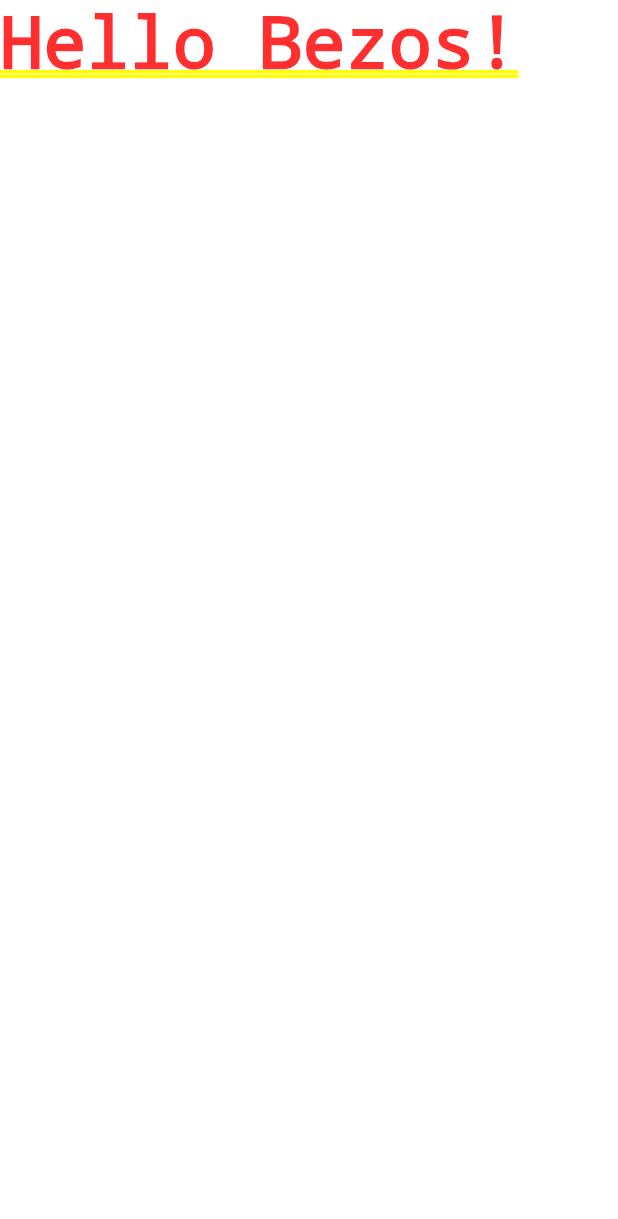
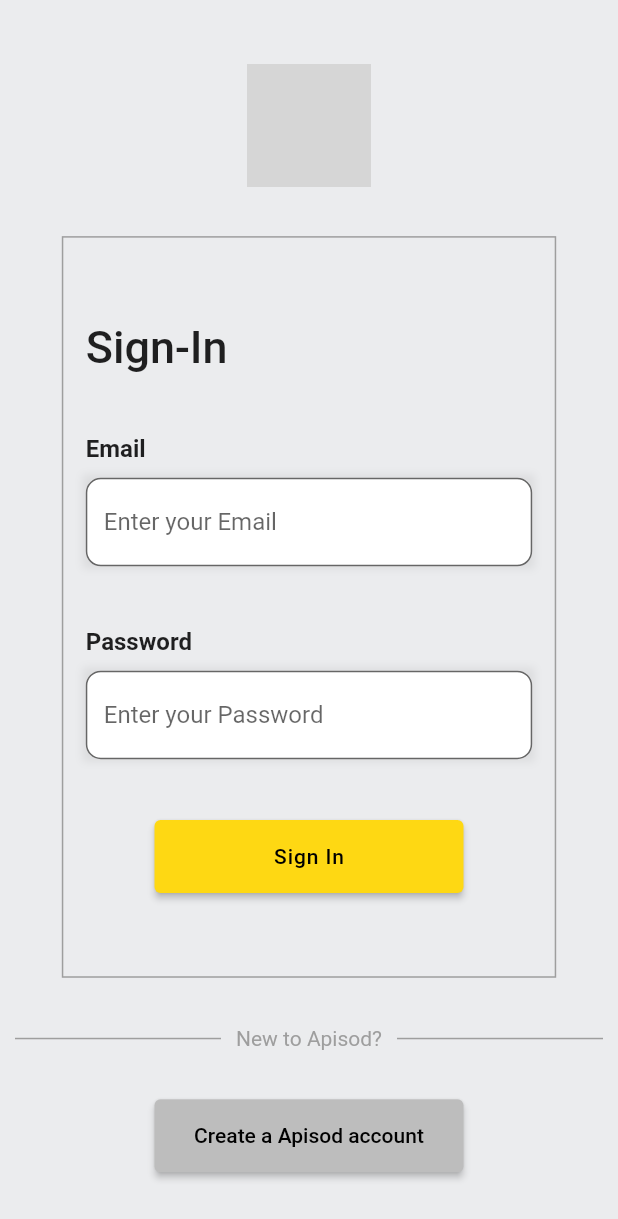
Before and after one commit to awes0m/am-a-clone, a Flutter app: the screen it shows after launch, on a phone screen of 412 x 824 dp. Shown: the top 1219 px of the screen. Run offline on Flutter 3.47's test engine with Material 2 defaults, Android fonts, the light colour scheme and no system bars; network calls fail; grey boxes are pictures that could not be loaded.

Commit message:
Sign in and Sign up design created

```diff
--- a/ama_clone/lib/main.dart
+++ b/ama_clone/lib/main.dart
@@ -1,3 +1,6 @@
+import 'package:ama_clone/screens/sign_in_screen.dart';
+import 'package:ama_clone/screens/sign_up_screen.dart';
+import 'package:ama_clone/utils/color_themes.dart';
 import 'package:flutter/material.dart';
 
 void main() {
@@ -13,10 +16,12 @@
     return MaterialApp(
       title: 'Ama Clone',
       debugShowCheckedModeBanner: false,
-      theme: ThemeData(
-        primarySwatch: Colors.blue,
-      ),
-      home: Text('Hello Bezos!'),
+      theme: ThemeData().copyWith(scaffoldBackgroundColor: backgroundColor),
+      home: const SignInScreen(),
+      routes: {
+        SignInScreen.routeName: (context) => const SignUpScreen(),
+        SignUpScreen.routeName: (context) => const SignUpScreen()
+      },
     );
   }
 }
--- /dev/null
+++ b/ama_clone/lib/screens/sign_in_screen.dart
@@ -0,0 +1,134 @@
+import 'package:ama_clone/screens/sign_up_screen.dart';
+import 'package:ama_clone/utils/color_themes.dart';
+import 'package:ama_clone/utils/constants.dart';
+import 'package:ama_clone/widget/text_field_widget.dart';
+import 'package:flutter/material.dart';
+
+import '../widget/custom_main_button.dart';
+
+class SignInScreen extends StatefulWidget {
+  static const String routeName = '/signIn';
+  const SignInScreen({Key? key}) : super(key: key);
+
+  @override
+  State<SignInScreen> createState() => _SignInScreenState();
+}
+
+class _SignInScreenState extends State<SignInScreen> {
+  TextEditingController emailController = TextEditingController();
+  TextEditingController passwordController = TextEditingController();
+
+  @override
+  void dispose() {
+    emailController.dispose();
+    passwordController.dispose();
+    super.dispose();
+  }
+
+  @override
+  Widget build(BuildContext context) {
+    return Scaffold(
+      body: SingleChildScrollView(
+        child: SizedBox(
+          height: ScrnSizer.screenHeight(),
+          width: ScrnSizer.screenWidth(),
+          child: Padding(
+              padding: const EdgeInsets.symmetric(horizontal: 10, vertical: 10),
+              child: Center(
+                child: Column(
+                  mainAxisAlignment: MainAxisAlignment.spaceEvenly,
+                  crossAxisAlignment: CrossAxisAlignment.center,
+                  children: [
+                    /// Amazon Logo Image
+                    Image.network(
+                      amazonLogo,
+                      height: ScrnSizer.screenHeight() * 0.1,
+                    ),
+
+                    /// TextFields box
+                    Container(
+                      height: ScrnSizer.screenHeight() * 0.6,
+                      width: ScrnSizer.screenWidth() * 0.8,
+                      padding: const EdgeInsets.all(15),
+                      decoration: BoxDecoration(
+                        border: Border.all(color: Colors.grey, width: 1),
+                      ),
+
+                      /// the column contains the text and text fields to Sign in
+                      child: Column(
+                        mainAxisSize: MainAxisSize.min,
+                        mainAxisAlignment: MainAxisAlignment.spaceEvenly,
+                        crossAxisAlignment: CrossAxisAlignment.start,
+                        children: [
+                          /// Sign in text
+                          const Text(
+                            'Sign-In',
+                            style: TextStyle(
+                                fontWeight: FontWeight.w500, fontSize: 30),
+                          ),
+
+                          /// email text field
+                          TextFieldWidget(
+                              controller: emailController,
+                              hintText: "Enter your Email ",
+                              title: 'Email',
+                              obscureText: false),
+
+                          /// password text field
+                          TextFieldWidget(
+                            controller: passwordController,
+                            hintText: "Enter your Password ",
+                            title: 'Password',
+                            obscureText: true,
+                          ),
+
+                          /// sign in button
+                          Align(
+                            alignment: Alignment.center,
+                            child: CustomMainButton(
+                              child: const Text(
+                                'Sign In',
+                                style: TextStyle(
+                                    color: Colors.black, letterSpacing: 0.6),
+                              ),
+                              color: yellowColor,
+                              onPressed: () {},
+                              isLoading: false,
+                            ),
+                          ),
+                        ],
+                      ),
+                    ),
+                    Row(
+                      children: [
+                        Expanded(
+                            child: Container(color: Colors.grey, height: 1)),
+                        const Padding(
+                          padding: EdgeInsets.symmetric(horizontal: 10),
+                          child: Text(
+                            "New to Apisod?",
+                            style: TextStyle(color: Colors.grey),
+                          ),
+                        ),
+                        Expanded(
+                            child: Container(color: Colors.grey, height: 1)),
+                      ],
+                    ),
+                    CustomMainButton(
+                        child: const Text(
+                          "Create a Apisod account",
+                          style: TextStyle(color: Colors.black),
+                        ),
+                        color: Colors.grey[400]!,
+                        isLoading: false,
+                        onPressed: () {
+                          Navigator.pushNamed(context, SignUpScreen.routeName);
+                        })
+                  ],
+                ),
+              )),
+        ),
+      ),
+    );
+  }
+}
--- /dev/null
+++ b/ama_clone/lib/widget/custom_main_button.dart
@@ -0,0 +1,39 @@
+import 'package:ama_clone/utils/color_themes.dart';
+import 'package:ama_clone/utils/constants.dart';
+import 'package:flutter/material.dart';
+
+class CustomMainButton extends StatelessWidget {
+  final Widget child;
+  final Color color;
+  final VoidCallback onPressed;
+  final bool isLoading;
+  const CustomMainButton({
+    Key? key,
+    required this.child,
+    required this.color,
+    required this.onPressed,
+    this.isLoading = false,
+  }) : super(key: key);
+
+  @override
+  Widget build(BuildContext context) {
+    return ElevatedButton(
+      style: ElevatedButton.styleFrom(
+        primary: color,
+        fixedSize:
+            Size(ScrnSizer.screenWidth() * .5, ScrnSizer.screenHeight() * .059),
+      ),
+      child: isLoading
+          ? const Padding(
+              padding: EdgeInsets.symmetric(vertical: 8),
+              child: AspectRatio(
+                aspectRatio: 1 / 1,
+                child: CircularProgressIndicator(
+                  color: backgroundColor,
+                ),
+              ))
+          : child,
+      onPressed: onPressed,
+    );
+  }
+}
--- /dev/null
+++ b/ama_clone/lib/widget/text_field_widget.dart
@@ -0,0 +1,98 @@
+import 'package:flutter/material.dart';
+
+class TextFieldWidget extends StatefulWidget {
+  final String title;
+  final String hintText;
+  final TextEditingController controller;
+  final bool obscureText;
+
+  const TextFieldWidget(
+      {Key? key,
+      required this.title,
+      required this.hintText,
+      required this.controller,
+      this.obscureText = false})
+      : super(key: key);
+
+  @override
+  State<TextFieldWidget> createState() => _TextFieldWidgetState();
+}
+
+class _TextFieldWidgetState extends State<TextFieldWidget> {
+  /// keeps track of the mouse focus on the text field
+  late FocusNode focusNode;
+  bool isFocused = false;
+
+  @override
+  void initState() {
+    super.initState();
+    focusNode = FocusNode();
+
+    /// listen to the focus change and update the state
+    focusNode.addListener(() {
+      if (focusNode.hasFocus) {
+        setState(() {
+          isFocused = true;
+        });
+      } else {
+        setState(() {
+          isFocused = false;
+        });
+      }
+    });
+  }
+
+  @override
+  Widget build(BuildContext context) {
+    return Column(
+      mainAxisSize: MainAxisSize.min,
+      crossAxisAlignment: CrossAxisAlignment.start,
+      children: [
+        /// Title text
+        Padding(
+          padding: const EdgeInsets.only(bottom: 10.0),
+          child: Text(
+            widget.title,
+            style: const TextStyle(
+              fontWeight: FontWeight.bold,
+              fontSize: 16,
+            ),
+          ),
+        ),
+
+        /// Text field
+        Container(
+            decoration: BoxDecoration(boxShadow: [
+              isFocused
+                  ? BoxShadow(
+                      color: Colors.orange.withOpacity(0.4),
+                      blurRadius: 7,
+                      spreadRadius: 2,
+                    )
+                  : BoxShadow(
+                      color: Colors.grey.withOpacity(0.2),
+                      blurRadius: 4,
+                      spreadRadius: 2,
+                    )
+            ]),
+            child: TextField(
+              focusNode: focusNode,
+              obscureText: widget.obscureText,
+              controller: widget.controller,
+              maxLines: 1,
+              decoration: InputDecoration(
+                fillColor: Colors.white,
+                filled: true,
+                hintText: widget.hintText,
+                border: const OutlineInputBorder(
+                  borderRadius: BorderRadius.all(Radius.circular(10)),
+                  borderSide: BorderSide(color: Colors.grey, width: 1),
+                ),
+                focusedBorder: const OutlineInputBorder(
+                    borderSide: BorderSide(color: Colors.orange, width: 1)),
+              ),
+            )),
+      ],
+    );
+  }
+}
```
Also changed, not shown: ama_clone/lib/screens/sign_up_screen.dart (added, +141 -0 lines), ama_clone/lib/utils/constants.dart (added, +63 -0 lines), 1 other file.
